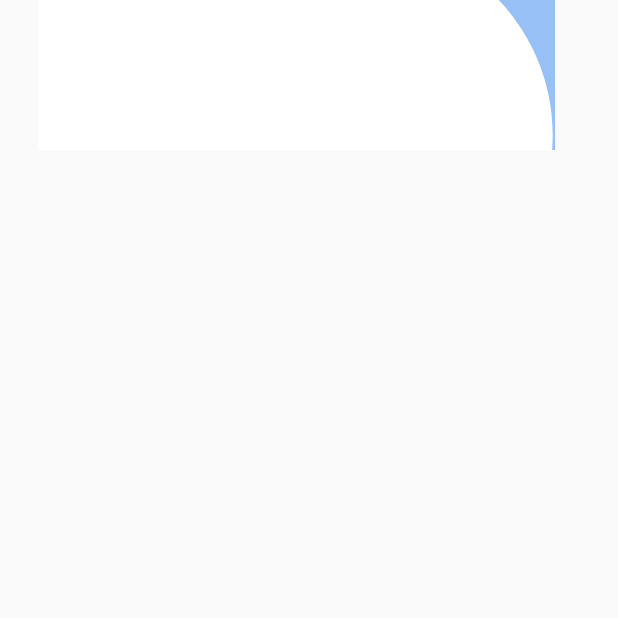
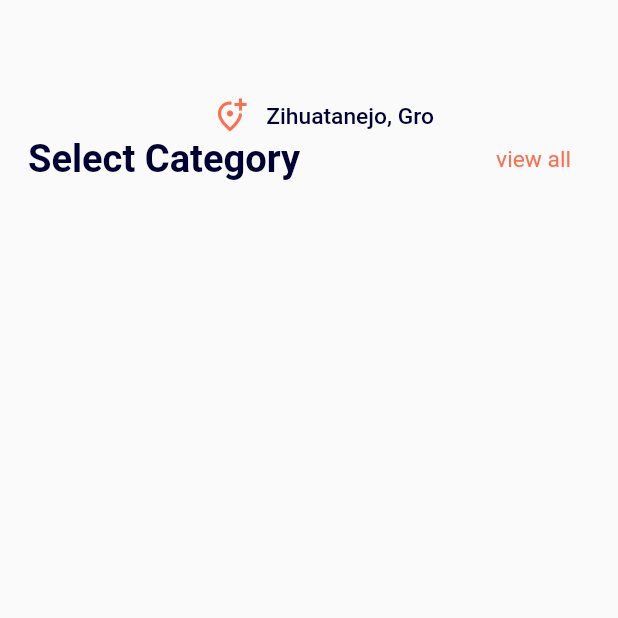
Before and after one commit to doanduccuong/login_page, a Flutter app: the screen it shows after launch, on a phone screen of 412 x 824 dp, the top half of it. Run offline on Flutter 3.47's test engine with Material 2 defaults, Android fonts, the phone set to English and light mode, and no system bars; our stand-ins replace animated_splash_screen, flutter_screenutil; Roboto replaces fonts that are missing (Roboto-Medium).

Commit message:
1/7/2022

```diff
--- a/lib/app.dart
+++ b/lib/app.dart
@@ -1,6 +1,7 @@
 import 'package:flutter/material.dart';
 import 'package:flutter_screenutil/flutter_screenutil.dart';
 import 'package:login_page/ui/intro_screen/intro_screen.dart';
+import 'package:login_page/ui/splash_screen/splash_screen.dart';
 
 import 'config/constants.dart';
 class LogInApp extends StatelessWidget {
@@ -16,11 +17,11 @@ class LogInApp extends StatelessWidget {
         theme: ThemeData(
           primarySwatch: Colors.blue,
         ),
-        home: const IntroScreen(),
+        home: const SplashScreen(),
         routes: {
           Constants.IntroScreen: (context) => const IntroScreen(),
         },
       ),
-    );;
+    );
   }
 }
--- a/lib/config/colors.dart
+++ b/lib/config/colors.dart
@@ -3,4 +3,9 @@ import 'dart:ui';
 class AppColors{
   static const Color aPrimaryColor=Color(0xFF2F80ED);
   static const Color bPrimaryColor=Color(0xFFFFFFFF);
+  static const Color cPrimaryColor=Color(0xFF010035);
+  static const Color dPrimaryColor=Color(0xFFFF6E4E);
+  static const Color ePrimaryColor=Color(0xFF010035);
+
+
 }
--- a/lib/config/text/text_bold.dart
+++ b/lib/config/text/text_bold.dart
@@ -25,7 +25,7 @@ class TextBold extends StatelessWidget {
         color: colors,
         fontWeight: FontWeight.w600,
         fontStyle: FontStyle.normal,
-        fontFamily: 'Poppins',
+        fontFamily: 'Roboto-Medium',
         fontSize: size,
         height: height,
       ),
--- a/lib/config/text/text_normal.dart
+++ b/lib/config/text/text_normal.dart
@@ -30,7 +30,7 @@ class TextNormal extends StatelessWidget {
         color: colors ?? AppColors.bPrimaryColor,
         fontWeight: fontWeight ?? FontWeight.w400,
         fontStyle: FontStyle.normal,
-        fontFamily: 'Poppins',
+        fontFamily: 'Roboto-Medium',
         fontSize: size ?? 17.sp,
         height: height ?? 1.3.h,
       ),
--- a/lib/ui/intro_screen/intro_screen.dart
+++ b/lib/ui/intro_screen/intro_screen.dart
@@ -1,19 +1,45 @@
 import 'package:flutter/material.dart';
-import 'package:flutter_svg/flutter_svg.dart';
-import 'package:login_page/config/images.dart';
-
+import 'package:login_page/config/colors.dart';
+import 'package:login_page/config/text/text_bold.dart';
+import 'package:login_page/config/text/text_normal.dart';
+import 'package:flutter_screenutil/flutter_screenutil.dart';
 class IntroScreen extends StatelessWidget {
   const IntroScreen({Key? key}) : super(key: key);
 
   @override
   Widget build(BuildContext context) {
-    return Scaffold(
-        body: Expanded(
-          child: Container(
-            height: 100,
-            child: SvgPicture.asset(AppImage.imgHomePage,fit: BoxFit.cover,),
+    return SafeArea(
+      child: Scaffold(
+        body: Padding(
+          padding:  EdgeInsets.only(left: 17.w),
+          child: Column(
+
+            children: [
+              Padding(
+                padding:  EdgeInsets.only(top: 64.h),
+                child: Row(
+                  mainAxisAlignment: MainAxisAlignment.center,
+                  children:  [
+                     const Icon(
+                      Icons.add_location_alt_outlined,
+                      color: AppColors.dPrimaryColor,
+                    ),
+                    SizedBox(width: 11.w,),
+                    TextNormal(title: 'Zihuatanejo, Gro',fontWeight: FontWeight.w500,size: 15.sp,colors: AppColors.ePrimaryColor,)
+                  ],
+                ),
+              ),
+              Row(
+                children: [
+                  TextBold(title: 'Select Category', colors: AppColors.cPrimaryColor, size: 25.sp, height: 1.27.h),
+                  SizedBox(width: 119.w,),
+                  TextNormal(title: 'view all',fontWeight: FontWeight.w400,size: 15.sp,height: 1.27.h,colors: AppColors.dPrimaryColor,)
+                ],
+              )
+            ],
           ),
-        )
+        ),
+      ),
     );
   }
 }
--- /dev/null
+++ b/lib/ui/splash_screen/splash_screen.dart
@@ -0,0 +1,24 @@
+import 'package:flutter/material.dart';
+import 'package:animated_splash_screen/animated_splash_screen.dart';
+import 'package:login_page/config/colors.dart';
+import 'package:login_page/config/text/text_normal.dart';
+import 'package:login_page/ui/intro_screen/intro_screen.dart';
+import 'package:flutter_screenutil/flutter_screenutil.dart';
+class SplashScreen extends StatelessWidget {
+  const SplashScreen({Key? key}) : super(key: key);
+
+  @override
+  Widget build(BuildContext context) {
+    return AnimatedSplashScreen(
+      splash: Stack(
+        children:  [
+          TextNormal(title: 'Ecommerce\nConcept ',fontWeight: FontWeight.w800,size: 30.sp,height: 1.0.h,colors: AppColors.bPrimaryColor,),
+        ],
+      ),
+      duration: 3000,
+      nextScreen: const IntroScreen(),
+      splashTransition: SplashTransition.rotationTransition,
+      backgroundColor: AppColors.cPrimaryColor,
+    );
+  }
+}
--- a/pubspec.yaml
+++ b/pubspec.yaml
@@ -31,6 +31,7 @@ dependencies:
     sdk: flutter
   flutter_screenutil: ^5.0.3
   flutter_svg: ^1.0.0
+  animated_splash_screen: ^1.1.0
 
 
   # The following adds the Cupertino Icons font to your application.
```
Also changed, not shown: assets/fonts/Roboto-Medium.ttf (added), pubspec.lock, 1 other file.
